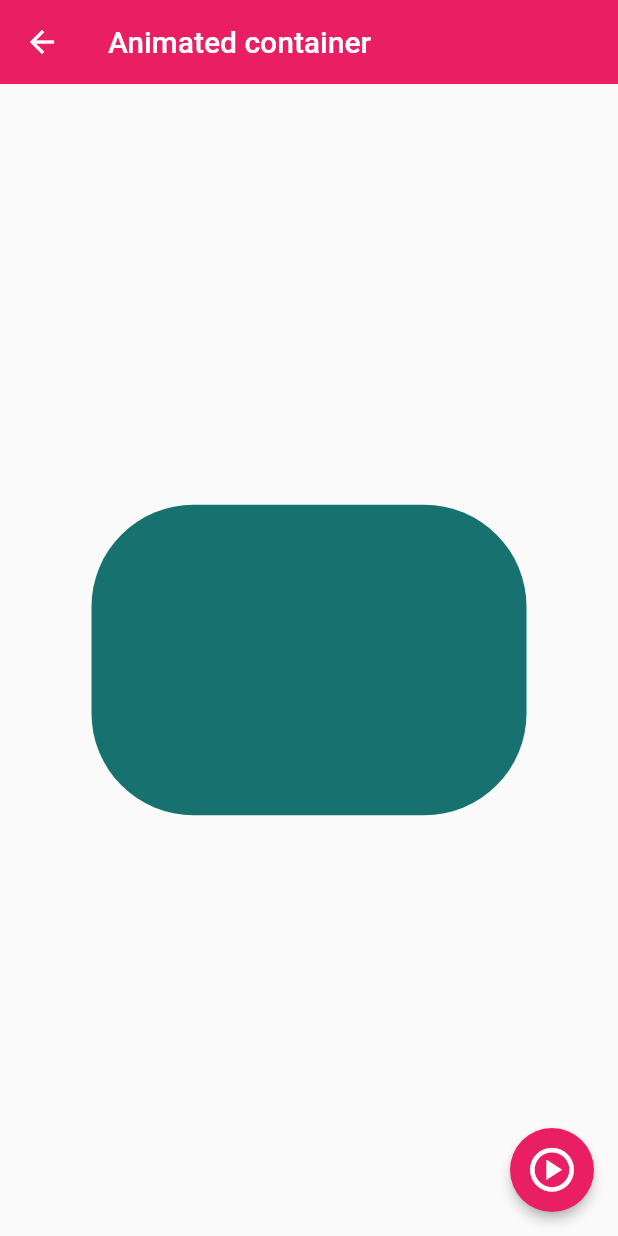
After one commit to Gricardov/FlComponents, a Flutter app: the AnimatedScreen screen opened by its route, after a tap on the "play circle" icon, on a phone screen of 412 x 824 dp. The commit adds this screen. Run offline on Flutter 3.47's test engine with Material 2 defaults, Android fonts, the phone set to English and light mode, and no system bars.

Commit message:
animated screen

```diff
--- a/lib/router/app_routes.dart
+++ b/lib/router/app_routes.dart
@@ -7,16 +7,17 @@ class AppRoutes {
 
   static final menuOptions = <MenuOption>[
     // TODO: borrar home
-    MenuOption(route: 'home', name: 'Home Screen', screen: const HomeScreen(),icon: Icons.home_max_sharp),
     MenuOption(route: 'listView1', name: 'List View 1', screen: const ListView1Screen(),icon: Icons.list_alt),
     MenuOption(route: 'listView2', name: 'List View 2', screen: const ListView2Screen(),icon: Icons.list),
     MenuOption(route: 'alert', name: 'Alertas', screen: const AlertScreen(),icon: Icons.add_alert_outlined),
     MenuOption(route: 'card', name: 'Tarjetas', screen: const CardScreen(),icon: Icons.credit_card),
     MenuOption(route: 'avatar', name: 'Circle Avatar', screen: const AvatarScreen(),icon: Icons.supervised_user_circle),
+    MenuOption(route: 'animated', name: 'Animated Container', screen: const AnimatedScreen(),icon: Icons.play_circle_outline_rounded),
   ];
 
   static Map<String, Widget Function(BuildContext)> getAppRoutes(){
     Map<String, Widget Function(BuildContext)> appRoutes={};
+    appRoutes.addAll({'home': (BuildContext context) => const HomeScreen()});
 
   for (final option in menuOptions) {
     appRoutes.addAll({option.route: (BuildContext context) => option.screen});
--- /dev/null
+++ b/lib/screens/animated_screen.dart
@@ -0,0 +1,52 @@
+import 'package:flutter/material.dart';
+import 'dart:math';
+
+class AnimatedScreen extends StatefulWidget {
+  const AnimatedScreen({Key? key}) : super(key: key);
+
+  @override
+  State<AnimatedScreen> createState() => _AnimatedScreenState();
+}
+
+class _AnimatedScreenState extends State<AnimatedScreen> {
+  double _width = 50;
+  double _height = 50;
+  Color _color = Colors.indigo;
+  BorderRadiusGeometry _borderRadius = BorderRadius.circular(20);
+
+  void changeShape() {
+    final random = Random();
+    setState(() {
+      _width = random.nextInt(300).toDouble() + 70;
+      _height = random.nextInt(300).toDouble() + 70;
+      _color = Color.fromRGBO(
+          random.nextInt(255), random.nextInt(255), random.nextInt(255), 1);
+      _borderRadius = BorderRadius.circular(random.nextInt(100) + 10);
+    });
+  }
+
+  @override
+  Widget build(BuildContext context) {
+    return Scaffold(
+      appBar: AppBar(
+        title: const Text('Animated container'),
+      ),
+      body: Center(
+        child: AnimatedContainer(
+          width: _width,
+          height: _height,
+          //color: Colors.red,
+          decoration: BoxDecoration(color: _color, borderRadius: _borderRadius),
+          duration: const Duration(milliseconds: 400),
+          curve: Curves.easeOutCubic,
+        ),
+      ),
+      floatingActionButton: FloatingActionButton(
+          child: const Icon(
+            Icons.play_circle_outlined,
+            size: 35,
+          ),
+          onPressed: changeShape),
+    );
+  }
+}
--- a/lib/screens/avatar_screen.dart
+++ b/lib/screens/avatar_screen.dart
@@ -19,11 +19,23 @@ class AvatarScreen extends StatelessWidget {
           ],
         ),
         body: const Center(
+            child: FadeInImage(
+          image: NetworkImage(
+              'https://rock101online.mx/wp-content/uploads/2021/03/Pate-de-Fua-Amores-Ajenos-scaled.jpg'),
+          placeholder: AssetImage('assets/jar-loading.gif'),
+          width: double.infinity,
+          height: 230,
+          fit: BoxFit.cover,
+          fadeInDuration: Duration(
+            milliseconds: 300,
+          ),
+        ))
+        /*body: const Center(
         child: CircleAvatar(
           maxRadius: 110,
           backgroundImage: NetworkImage('https://rock101online.mx/wp-content/uploads/2021/03/Pate-de-Fua-Amores-Ajenos-scaled.jpg'),
         ),
-      ),
+      ),*/
         );
   }
 }
--- a/lib/screens/screens.dart
+++ b/lib/screens/screens.dart
@@ -4,3 +4,4 @@ export 'package:fl_components/screens/listview1_screen.dart';
 export 'package:fl_components/screens/listview2_screen.dart';
 export 'package:fl_components/screens/home_screen.dart';
 export 'package:fl_components/screens/avatar_screen.dart';
+export 'package:fl_components/screens/animated_screen.dart';
```
Lines whose indentation alone changed are shown as unchanged.
